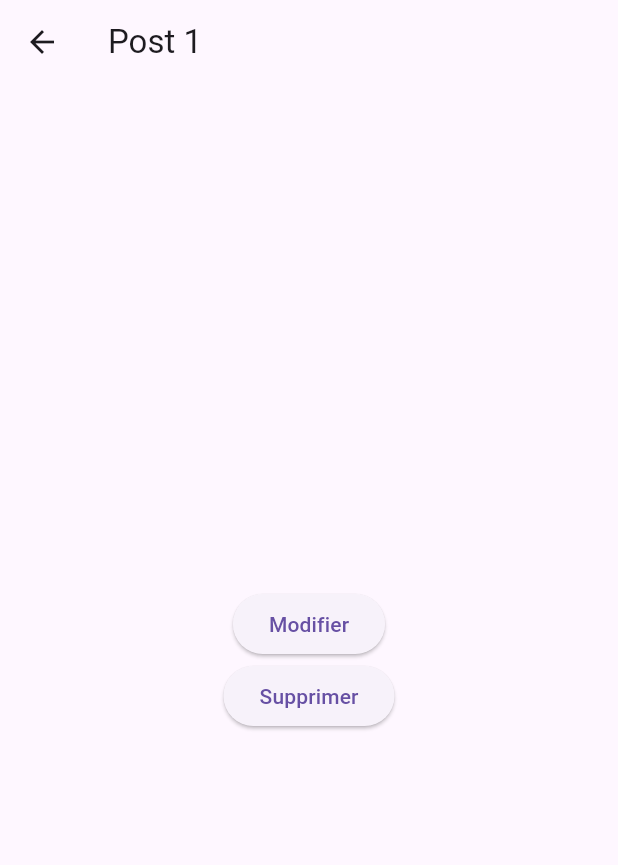
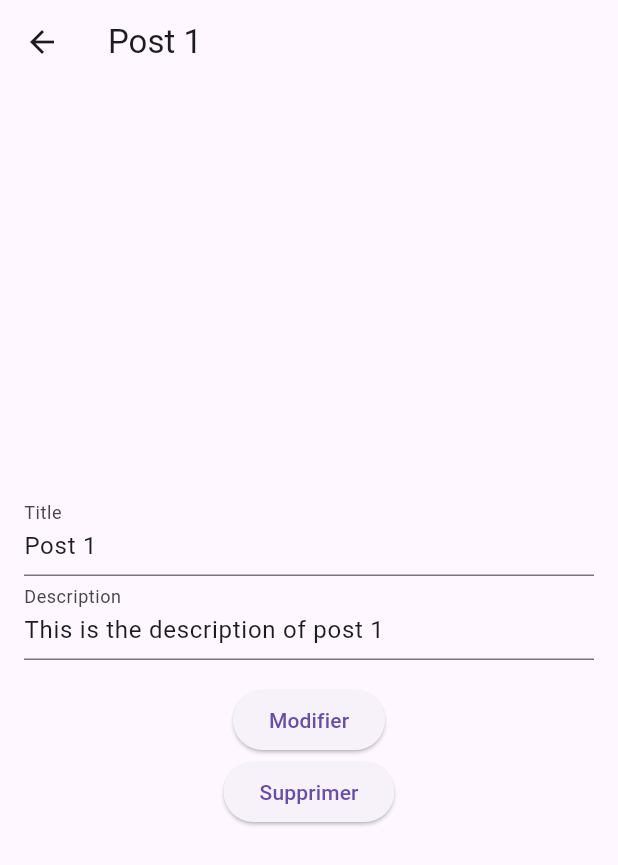
Before and after one commit to bingchillin/4MOC-TP_Firebase_Flutter, a Flutter app: the screen it shows after launch, after a tap on an icon or button, on a phone screen of 412 x 824 dp. Shown: the top 865 px of the screen. Run offline on Flutter 3.47's test engine with Material 3 defaults, Android fonts, the phone set to English and light mode, and no system bars; our stand-ins replace bloc, equatable, flutter_bloc.

Commit message:
Added functional update user

```diff
--- a/lib/post_detail_screen/post_detail_screen.dart
+++ b/lib/post_detail_screen/post_detail_screen.dart
@@ -3,7 +3,7 @@ import 'package:flutter_bloc/flutter_bloc.dart';
 import 'package:tp_firebase_flutter/models/post.dart';
 import 'package:tp_firebase_flutter/posts_bloc/posts_bloc.dart';
 
-class PostDetailScreen extends StatelessWidget {
+class PostDetailScreen extends StatefulWidget {
   static const routeName = 'postDetailScreen';
 
   static Future<void> navigateTo(BuildContext context, Post post) {
@@ -18,24 +18,58 @@ class PostDetailScreen extends StatelessWidget {
   final Post post;
 
   @override
+  State<PostDetailScreen> createState() => _PostDetailScreenState();
+}
+
+class _PostDetailScreenState extends State<PostDetailScreen> {
+  late TextEditingController _titleController;
+  late TextEditingController _descriptionController;
+
+  @override
+  void initState() {
+    super.initState();
+    _titleController = TextEditingController(text: widget.post.title);
+    _descriptionController = TextEditingController(text: widget.post.description);
+  }
+
+  @override
+  void dispose() {
+    _titleController.dispose();
+    _descriptionController.dispose();
+    super.dispose();
+  }
+
+  @override
   Widget build(BuildContext context) {
     return Scaffold(
       appBar: AppBar(
-        title: Text(post.title),
+        title: Text(widget.post.title),
       ),
-      body: Center(
+      body: Padding(
+        padding: const EdgeInsets.all(16),
         child: Column(
           mainAxisAlignment: MainAxisAlignment.center,
           children: [
+            TextFormField(
+              controller: _titleController,
+              decoration: const InputDecoration(
+                labelText: 'Title',
+              ),
+            ),
+            TextFormField(
+              controller: _descriptionController,
+              decoration: const InputDecoration(
+                labelText: 'Description',
+              ),
+            ),
+            const SizedBox(height: 16),
             ElevatedButton(
-              onPressed: () {
-                // Logique pour modifier (à implémenter)
-              },
-              child: Text('Modifier'),
+              onPressed: () => _onUpdateTap(context),
+              child: const Text('Modifier'),
             ),
             ElevatedButton(
               onPressed: () => _onRemoveTap(context),
-              child: Text('Supprimer'),
+              child: const Text('Supprimer'),
             ),
           ],
         ),
@@ -43,8 +77,19 @@ class PostDetailScreen extends StatelessWidget {
     );
   }
 
+  void _onUpdateTap(BuildContext context) {
+    final updatedPost = Post(
+      id: widget.post.id,
+      title: _titleController.text,
+      description: _descriptionController.text,
+    );
+
+    context.read<PostsBloc>().add(UpdatePost(post: updatedPost));
+    Navigator.of(context).pop();
+  }
+
   void _onRemoveTap(BuildContext context) {
-    context.read<PostsBloc>().add(RemovePost(post: post));
+    context.read<PostsBloc>().add(RemovePost(post: widget.post));
     Navigator.of(context).pop();
   }
 }
--- a/lib/posts_bloc/posts_event.dart
+++ b/lib/posts_bloc/posts_event.dart
@@ -13,6 +13,12 @@ class AddPost extends PostsEvent {
   const AddPost({required this.post});
 }
 
+class UpdatePost extends PostsEvent {
+  final Post post;
+
+  const UpdatePost({required this.post});
+}
+
 class RemovePost extends PostsEvent {
   final Post post;
 
```
Also changed, not shown: lib/posts_bloc/posts_bloc.dart (+22 -6 lines).
